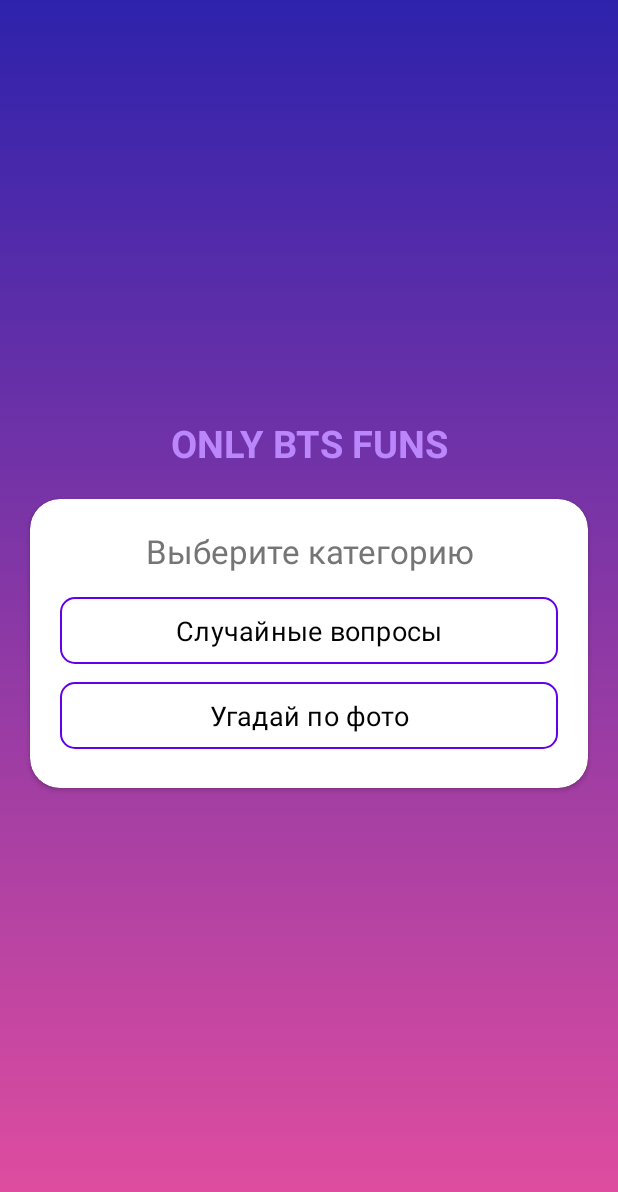
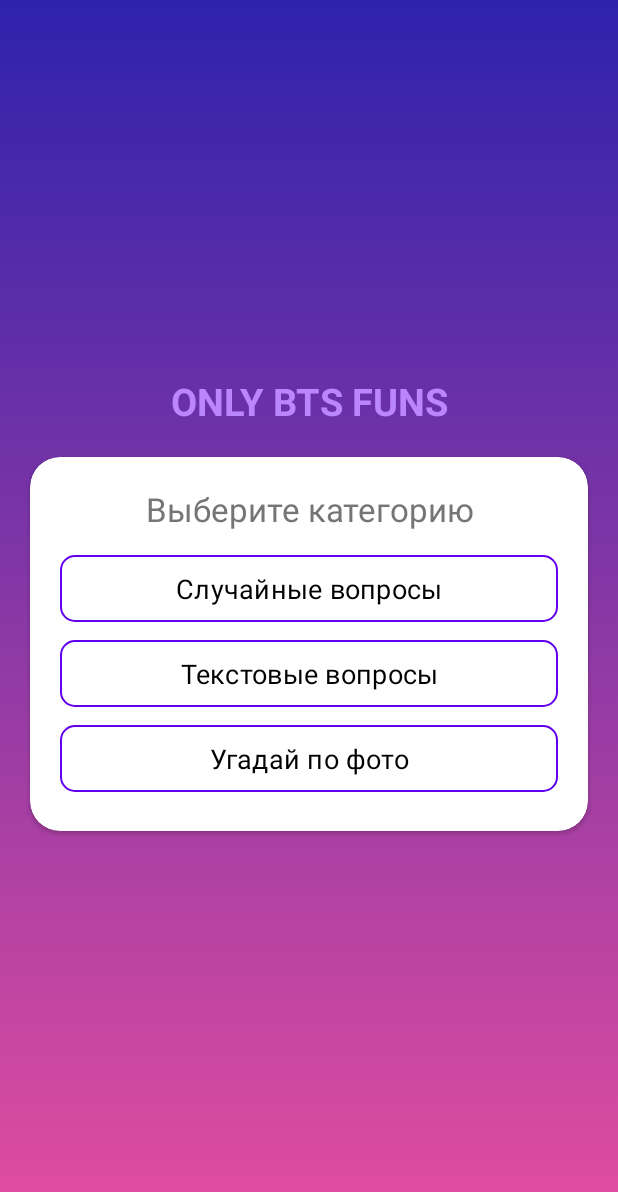
Before and after one commit to JustCircleProd/BeauTiful-k-pop-quizzeS, an Android app: the layout activity_main.xml on its own in the app's theme, with its tools: preview values and no code run, on a phone screen of 412 x 824 dp. Shown: the top 1192 px of the screen. Run offline under Robolectric (Android 15) with nearby library versions, the phone set to English and light mode, and no system bars.

Commit message:
Add some changes in layout, created models and object for store data

```diff
--- a/app/build.gradle
+++ b/app/build.gradle
@@ -1,6 +1,7 @@
 plugins {
     id 'com.android.application'
     id 'kotlin-android'
+    id 'kotlin-android-extensions'
 }
 
 android {
--- a/app/src/main/java/ru/mytest/onlybtsfuns/MainActivity.kt
+++ b/app/src/main/java/ru/mytest/onlybtsfuns/MainActivity.kt
@@ -15,8 +15,15 @@
         setContentView(binding.root)
 
         binding.randomQuestions.setOnClickListener {
-            val intent = Intent(this, QuizActivity::class.java)
-            startActivity(intent)
+
+        }
+
+        binding.textQuestions.setOnClickListener {
+
+        }
+
+        binding.imageQuestions.setOnClickListener {
+
         }
     }
 }
--- /dev/null
+++ b/app/src/main/java/ru/mytest/onlybtsfuns/dataClasses/ImageQuestionStorage.kt
@@ -0,0 +1,4 @@
+package ru.mytest.onlybtsfuns.dataClasses
+
+object ImageQuestionStorage {
+}
--- /dev/null
+++ b/app/src/main/java/ru/mytest/onlybtsfuns/dataClasses/TextQuestionStorage.kt
@@ -0,0 +1,4 @@
+package ru.mytest.onlybtsfuns.dataClasses
+
+object TextQuestionStorage {
+}
--- a/app/src/main/res/layout/activity_main.xml
+++ b/app/src/main/res/layout/activity_main.xml
@@ -61,6 +61,23 @@
                 app:strokeWidth="@dimen/button_stroke_width" />
 
             <com.google.android.material.button.MaterialButton
+                android:id="@+id/text_questions"
+                style="@style/MaterialAlertDialog.MaterialComponents.Title.Text"
+                android:layout_width="match_parent"
+                android:layout_height="wrap_content"
+                android:backgroundTint="@color/white"
+                android:stateListAnimator="@null"
+                android:padding="@dimen/button_pudding"
+                android:text="@string/tv_text_questions"
+                android:textAlignment="center"
+                android:textColor="@color/black"
+                android:textSize="@dimen/button_text_size"
+                app:cornerRadius="@dimen/button_corner_radius"
+                app:rippleColor="@color/purple_200"
+                app:strokeColor="@color/purple_500"
+                app:strokeWidth="@dimen/button_stroke_width" />
+
+            <com.google.android.material.button.MaterialButton
                 android:id="@+id/image_questions"
                 style="@style/MaterialAlertDialog.MaterialComponents.Title.Text"
                 android:layout_width="match_parent"
--- a/app/src/main/res/values/strings.xml
+++ b/app/src/main/res/values/strings.xml
@@ -4,4 +4,5 @@
     <string name="tv_random_questions">Случайные вопросы</string>
     <string name="tv_guess_member">Угадай по фото</string>
     <string name="image_for_question_description">Image for question</string>
+    <string name="tv_text_questions">Текстовые вопросы</string>
 </resources>
```
